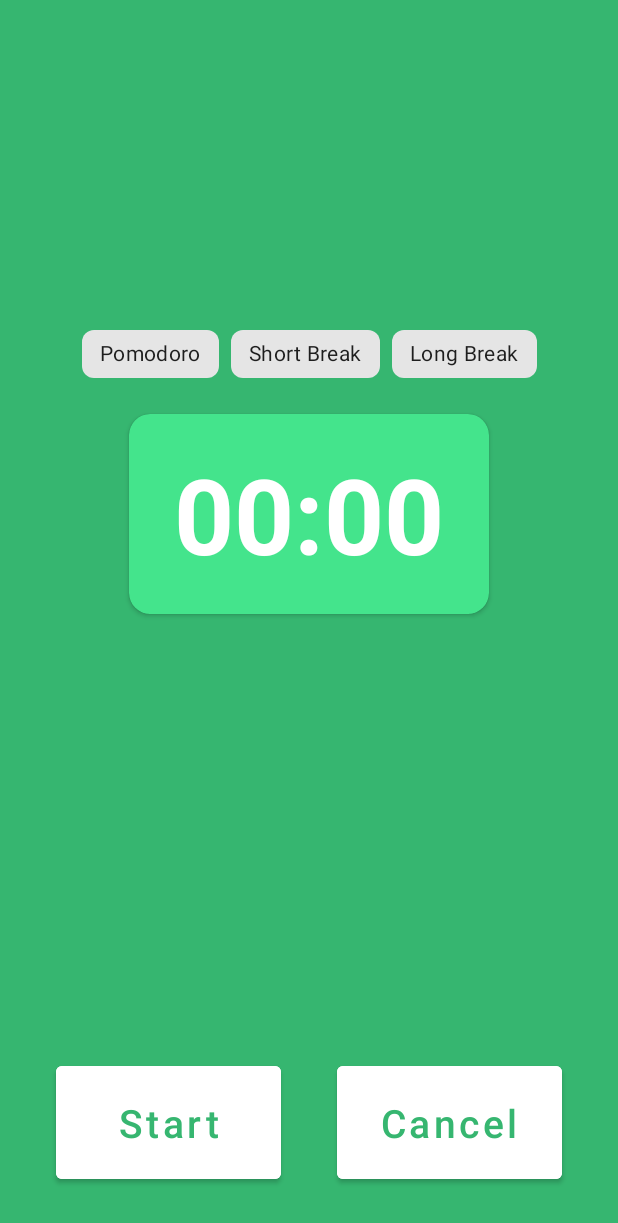
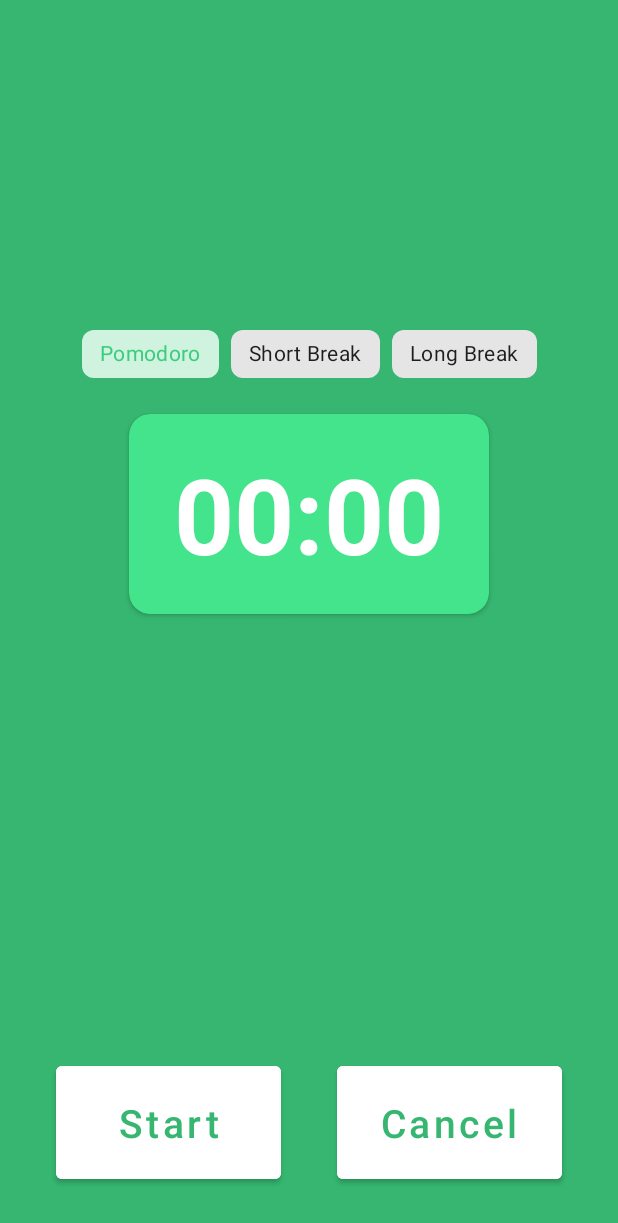
Before and after one commit to BPerdona/Pomodroid, an Android app: the layout activity_main.xml on its own in the app's theme, with its tools: preview values and no code run, on a phone screen of 412 x 824 dp. Shown: the top 1223 px of the screen. Run offline under Robolectric (Android 15) with nearby library versions, the phone set to English and light mode, and no system bars.

Commit message:
Chips working!

```diff
--- a/app/src/main/res/layout/activity_main.xml
+++ b/app/src/main/res/layout/activity_main.xml
@@ -8,10 +8,12 @@
     tools:context=".MainActivity">
 
     <com.google.android.material.chip.ChipGroup
+        android:id="@+id/pomodoroChipGroup"
         android:layout_width="wrap_content"
         android:layout_height="wrap_content"
         android:layout_marginBottom="8dp"
         android:padding="8dp"
+        app:checkedChip="@id/pomodoroChip"
         app:layout_constraintBottom_toTopOf="@+id/cardView"
         app:layout_constraintEnd_toEndOf="parent"
         app:layout_constraintStart_toStartOf="parent"
@@ -21,7 +23,7 @@
             android:id="@+id/pomodoroChip"
             android:layout_width="wrap_content"
             android:layout_height="wrap_content"
-            android:text="Pomodoro"
+            android:text="@string/pomodoro_chip"
             style="@style/Widget.MaterialComponents.Chip.Choice"
             app:checkedIcon="@drawable/android_icon"
             app:chipCornerRadius="8dp"/>
@@ -30,7 +32,7 @@
             android:id="@+id/shortBreak"
             android:layout_width="wrap_content"
             android:layout_height="wrap_content"
-            android:text="Short Break"
+            android:text="@string/short_break_chip"
             style="@style/Widget.MaterialComponents.Chip.Choice"
             app:checkedIcon="@drawable/android_icon"
             app:chipCornerRadius="8dp"/>
@@ -39,7 +41,7 @@
             android:id="@+id/longBreak"
             android:layout_width="wrap_content"
             android:layout_height="wrap_content"
-            android:text="Long Break"
+            android:text="@string/long_break_chip"
             style="@style/Widget.MaterialComponents.Chip.Choice"
             app:checkedIcon="@drawable/android_icon"
             app:chipCornerRadius="8dp"/>
--- a/app/src/main/res/values/strings.xml
+++ b/app/src/main/res/values/strings.xml
@@ -5,4 +5,7 @@
     <string name="stop">Stop</string>
     <string name="cancel">Cancel</string>
     <string name="resume">Resume</string>
+    <string name="pomodoro_chip">Pomodoro</string>
+    <string name="short_break_chip">Short Break</string>
+    <string name="long_break_chip">Long Break</string>
 </resources>
```
Also changed, not shown: app/src/main/java/com/brunoperdona/pomodroid/MainActivity.kt (+12 -0 lines), app/src/main/java/com/brunoperdona/pomodroid/service/PomodoroHelper.kt (+9 -0 lines), app/src/main/java/com/brunoperdona/pomodroid/service/PomodoroService.kt (+11 -3 lines).
